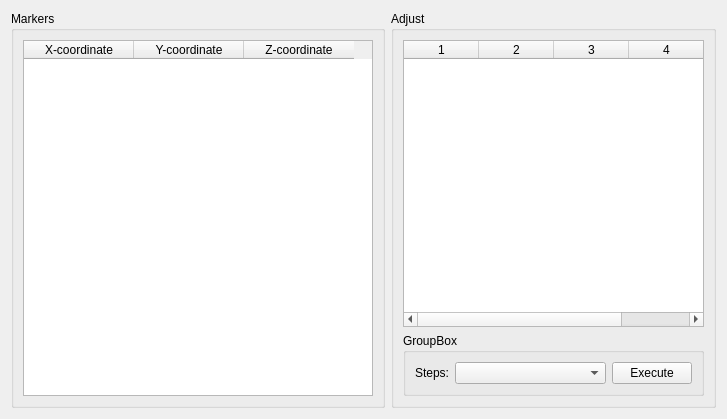
thinkexist1989/MotionViewer, file MotionViewer/ndiviewer.ui: the form before one commit.
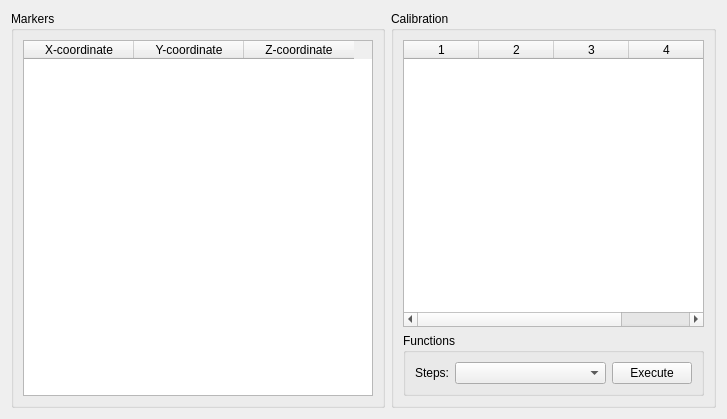
The form after the commit. Icons and pictures are not drawn.

What changed in the file:
```diff
--- a/MotionViewer/ndiviewer.ui
+++ b/MotionViewer/ndiviewer.ui
@@ -118,7 +118,7 @@
    <item row="0" column="1">
     <widget class="QGroupBox" name="grpAdjust">
      <property name="title">
-      <string>Adjust</string>
+      <string>Calibration</string>
      </property>
      <layout class="QGridLayout" name="gridLayout_2" rowstretch="5,1">
       <item row="0" column="0">
@@ -199,7 +199,7 @@
       <item row="1" column="0">
        <widget class="QGroupBox" name="grpFunctions">
         <property name="title">
-         <string>GroupBox</string>
+         <string>Functions</string>
         </property>
         <layout class="QHBoxLayout" name="horizontalLayout" stretch="2,5,2">
          <item>
```
Left out of the diff: 4 changed lines with no effect on the pictures.
